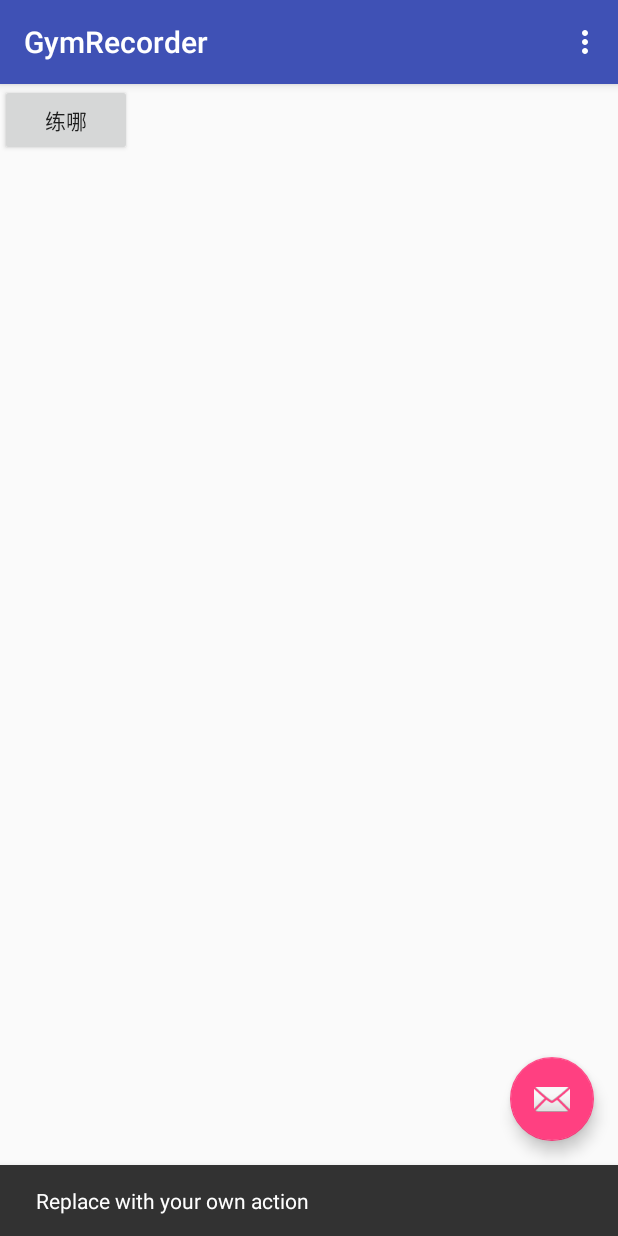
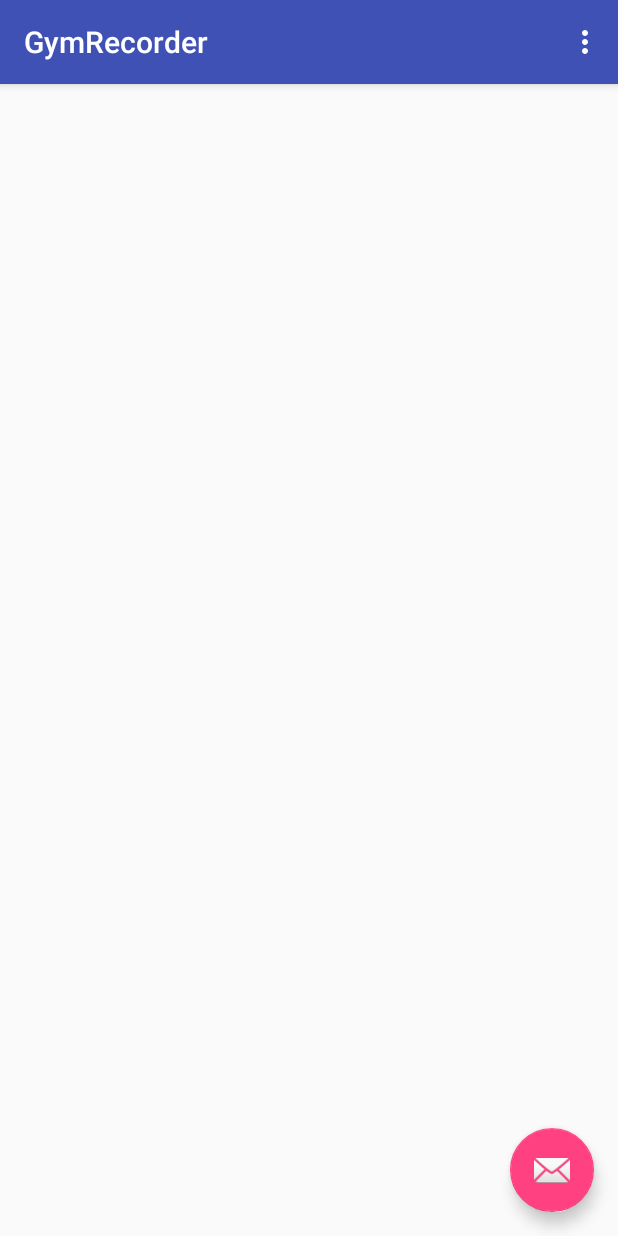
Before and after one commit to fashi-github/GymRecorder, an Android app: the screen it shows after launch (EnterGymActivity), after a tap on an icon or button, on a phone screen of 412 x 824 dp. Run offline under Robolectric (Android 15) with nearby library versions, the phone set to English and light mode, and no system bars; 1 other tap on this screen came first.

Commit message:
select body part and action by using only one float button.

```diff
--- a/app/src/main/java/com/jirou/gymrecorder/BuildingMuscleFragment.java
+++ b/app/src/main/java/com/jirou/gymrecorder/BuildingMuscleFragment.java
@@ -3,10 +3,12 @@ package com.jirou.gymrecorder;
 import android.support.v4.app.Fragment;
 import android.os.Bundle;
 import android.support.v4.app.FragmentTransaction;
+import android.util.Log;
 import android.view.LayoutInflater;
 import android.view.View;
 import android.view.ViewGroup;
 import android.widget.Button;
+import android.widget.TextView;
 import android.widget.Toast;
 
 /**
@@ -16,7 +18,7 @@ public class BuildingMuscleFragment extends Fragment {
     public BuildingMuscleFragment(){}
 
     public interface SelectPartListener {
-        public void showBuildingPart(String part);
+        void showBuildingPart(String part);
     }
 
     @Override
@@ -25,24 +27,35 @@ public class BuildingMuscleFragment extends Fragment {
 
         View v = inflater.inflate(R.layout.fragment_building_muscle, container, false);
 
-        Button selectPartBtn = (Button) v.findViewById(R.id.button);
-
-        selectPartBtn.setOnClickListener(new View.OnClickListener() {
-            @Override
-            public void onClick(View v) {
-                PartDialogFragment dialog = new PartDialogFragment();
-                dialog.setSelectPartListener(new SelectPartListener() {
-                    @Override
-                    public void showBuildingPart(String part) {
-                        Toast.makeText(getContext(), part, Toast.LENGTH_SHORT).show();
-                    }
-                });
-                FragmentTransaction ft = getActivity().getSupportFragmentManager().beginTransaction();
-                ft.setTransition(FragmentTransaction.TRANSIT_FRAGMENT_OPEN);
-                dialog.show(ft, "df");
-            }
-        });
-
+//        Button selectPartBtn = (Button) v.findViewById(R.id.select_part_btn);
+//        final TextView selectedPart = (TextView) v.findViewById(R.id.part_selected);
+//        final Button selectActionBtn = (Button) v.findViewById(R.id.select_action_btn);
+//
+//        selectPartBtn.setOnClickListener(new View.OnClickListener() {
+//            @Override
+//            public void onClick(View v) {
+//                PartDialogFragment dialog = new PartDialogFragment();
+//                dialog.setSelectPartListener(new SelectPartListener() {
+//                    @Override
+//                    public void showBuildingPart(String part) {
+//                        Toast.makeText(getContext(), part, Toast.LENGTH_SHORT).show();
+//                        selectedPart.setVisibility(View.VISIBLE);
+//                        selectedPart.setText(part);
+//                        selectActionBtn.setVisibility(View.VISIBLE);
+//                    }
+//                });
+//                FragmentTransaction ft = getActivity().getSupportFragmentManager().beginTransaction();
+//                ft.setTransition(FragmentTransaction.TRANSIT_FRAGMENT_OPEN);
+//                dialog.show(ft, "df");
+//            }
+//        });
+//
+//        selectActionBtn.setOnClickListener(new View.OnClickListener() {
+//            @Override
+//            public void onClick(View v) {
+//                Log.d("wizard", "Building muscle");
+//            }
+//        });
 
         return v;
 
--- a/app/src/main/java/com/jirou/gymrecorder/EnterGymActivity.java
+++ b/app/src/main/java/com/jirou/gymrecorder/EnterGymActivity.java
@@ -21,18 +21,19 @@ public class EnterGymActivity extends AppCompatActivity {
         Toolbar toolbar = (Toolbar) findViewById(R.id.toolbar);
         setSupportActionBar(toolbar);
 
-        FloatingActionButton fab = (FloatingActionButton) findViewById(R.id.fab);
-        if (fab != null) {
-            fab.setOnClickListener(new View.OnClickListener() {
-                @Override
-                public void onClick(View view) {
-                    if (view != null) {
-                        Snackbar.make(view, "Replace with your own action", Snackbar.LENGTH_LONG)
-                                .setAction("Action", null).show();
-                    }
-                }
-            });
-        }
+//        FloatingActionButton fab = (FloatingActionButton) findViewById(R.id.fab);
+//        FloatingActionButton fab = (FloatingActionButton) findViewById(R.id.custom_fab);
+//        if (fab != null) {
+//            fab.setOnClickListener(new View.OnClickListener() {
+//                @Override
+//                public void onClick(View view) {
+//                    if (view != null) {
+//                        Snackbar.make(view, "Replace with your own action", Snackbar.LENGTH_LONG)
+//                                .setAction("Action", null).show();
+//                    }
+//                }
+//            });
+//        }
 
         FragmentTransaction transaction = getSupportFragmentManager().beginTransaction();
         transaction.add(R.id.fragment, new EnterGymActivityFragment());
--- a/app/src/main/res/layout/activity_enter_gym.xml
+++ b/app/src/main/res/layout/activity_enter_gym.xml
@@ -40,12 +40,20 @@
         android:layout_height="match_parent"
         app:layout_behavior="@string/appbar_scrolling_view_behavior" />
 
-    <android.support.design.widget.FloatingActionButton
-        android:id="@+id/fab"
-        android:layout_width="wrap_content"
-        android:layout_height="wrap_content"
-        android:layout_gravity="bottom|end"
-        android:layout_margin="@dimen/fab_margin"
-        android:src="@android:drawable/ic_dialog_email" />
+    <!--<android.support.design.widget.FloatingActionButton-->
+        <!--android:id="@+id/fab"-->
+        <!--android:layout_width="wrap_content"-->
+        <!--android:layout_height="wrap_content"-->
+        <!--android:layout_gravity="bottom|end"-->
+        <!--android:layout_margin="@dimen/fab_margin"-->
+        <!--android:src="@android:drawable/ic_dialog_email" />-->
+
+    <!--<com.jirou.gymrecorder.coustm.widget.CompoundSelector-->
+        <!--android:id="@+id/custom_fab"-->
+        <!--android:layout_width="wrap_content"-->
+        <!--android:layout_height="wrap_content"-->
+        <!--android:layout_gravity="bottom|end"-->
+        <!--android:layout_margin="@dimen/fab_margin"-->
+        <!--android:src="@android:drawable/ic_dialog_email" />-->
 
 </android.support.design.widget.CoordinatorLayout>
--- a/app/src/main/res/layout/fragment_building_muscle.xml
+++ b/app/src/main/res/layout/fragment_building_muscle.xml
@@ -1,27 +1,59 @@
 <?xml version="1.0" encoding="utf-8"?>
 <RelativeLayout xmlns:android="http://schemas.android.com/apk/res/android"
-    android:layout_width="match_parent" android:layout_height="match_parent">
+    android:layout_width="match_parent"
+    android:layout_height="match_parent"
+    android:orientation="vertical">
 
-    <Button
+    <android.support.design.widget.FloatingActionButton
+        android:id="@+id/fab"
         android:layout_width="wrap_content"
         android:layout_height="wrap_content"
-        android:text="@string/building_part"
-        android:id="@+id/button"
-        android:layout_alignParentTop="true" />
+        android:layout_alignParentBottom="true"
+        android:layout_alignParentRight="true"
+        android:layout_alignParentEnd="true"
+        android:layout_margin="@dimen/fab_margin"
+        android:src="@android:drawable/ic_dialog_email" />
+
+</RelativeLayout>
 
 
+    <!--<LinearLayout xmlns:android="http://schemas.android.com/apk/res/android"-->
+    <!--android:layout_width="match_parent"-->
+    <!--android:layout_height="match_parent"-->
+    <!--android:orientation="vertical">-->
+
+    <!--<Button-->
+        <!--android:layout_width="wrap_content"-->
+        <!--android:layout_height="wrap_content"-->
+        <!--android:text="@string/building_part"-->
+        <!--android:id="@+id/select_part_btn" />-->
+
     <!--<TextView-->
+        <!--android:layout_width="match_parent"-->
+        <!--android:layout_height="wrap_content"-->
+        <!--android:id="@+id/part_selected"-->
+        <!--android:visibility="gone"-->
+        <!--android:gravity="center"/>-->
+
+    <!--<Button-->
         <!--android:layout_width="wrap_content"-->
-        <!--android:layout_height="fill_parent"-->
-        <!--android:drawablePadding="10.0dip"-->
-        <!--android:gravity="center_vertical"-->
-        <!--android:includeFontPadding="false"-->
-        <!--android:paddingLeft="17.0dip"-->
-        <!--android:text="部位"-->
-        <!--android:textColor="#ff333333"-->
-        <!--android:textSize="16.0sp"-->
-        <!--android:id="@+id/textView2" />-->
+        <!--android:layout_height="wrap_content"-->
+        <!--android:text="@string/building_action"-->
+        <!--android:id="@+id/select_action_btn"-->
+        <!--android:visibility="gone"/>-->
+
+    <!--&lt;!&ndash;<TextView&ndash;&gt;-->
+        <!--&lt;!&ndash;android:layout_width="wrap_content"&ndash;&gt;-->
+        <!--&lt;!&ndash;android:layout_height="fill_parent"&ndash;&gt;-->
+        <!--&lt;!&ndash;android:drawablePadding="10.0dip"&ndash;&gt;-->
+        <!--&lt;!&ndash;android:gravity="center_vertical"&ndash;&gt;-->
+        <!--&lt;!&ndash;android:includeFontPadding="false"&ndash;&gt;-->
+        <!--&lt;!&ndash;android:paddingLeft="17.0dip"&ndash;&gt;-->
+        <!--&lt;!&ndash;android:text="部位"&ndash;&gt;-->
+        <!--&lt;!&ndash;android:textColor="#ff333333"&ndash;&gt;-->
+        <!--&lt;!&ndash;android:textSize="16.0sp"&ndash;&gt;-->
+        <!--&lt;!&ndash;android:id="@+id/textView2" />&ndash;&gt;-->
 
 
 
-</RelativeLayout>
+<!--</LinearLayout>-->
--- a/app/src/main/res/values/strings.xml
+++ b/app/src/main/res/values/strings.xml
@@ -2,6 +2,7 @@
     <string name="app_name">GymRecorder</string>
     <string name="action_settings">Settings</string>
     <string name="building_part">练哪</string>
+    <string name="building_action">动作</string>
     <string name="chest">胸</string>
     <string name="back">背</string>
     <string name="leg">腿</string>
--- a/build.gradle
+++ b/build.gradle
@@ -5,7 +5,7 @@ buildscript {
         jcenter()
     }
     dependencies {
-        classpath 'com.android.tools.build:gradle:2.1.0'
+        classpath 'com.android.tools.build:gradle:2.1.2'
 
         // NOTE: Do not place your application dependencies here; they belong
         // in the individual module build.gradle files
```
Also changed, not shown: app/src/main/java/com/jirou/gymrecorder/PartDialogFragment.java (+18 -4 lines), app/src/main/java/com/jirou/gymrecorder/coustm/widget/CompoundSelector.java (added, +30 -0 lines).
